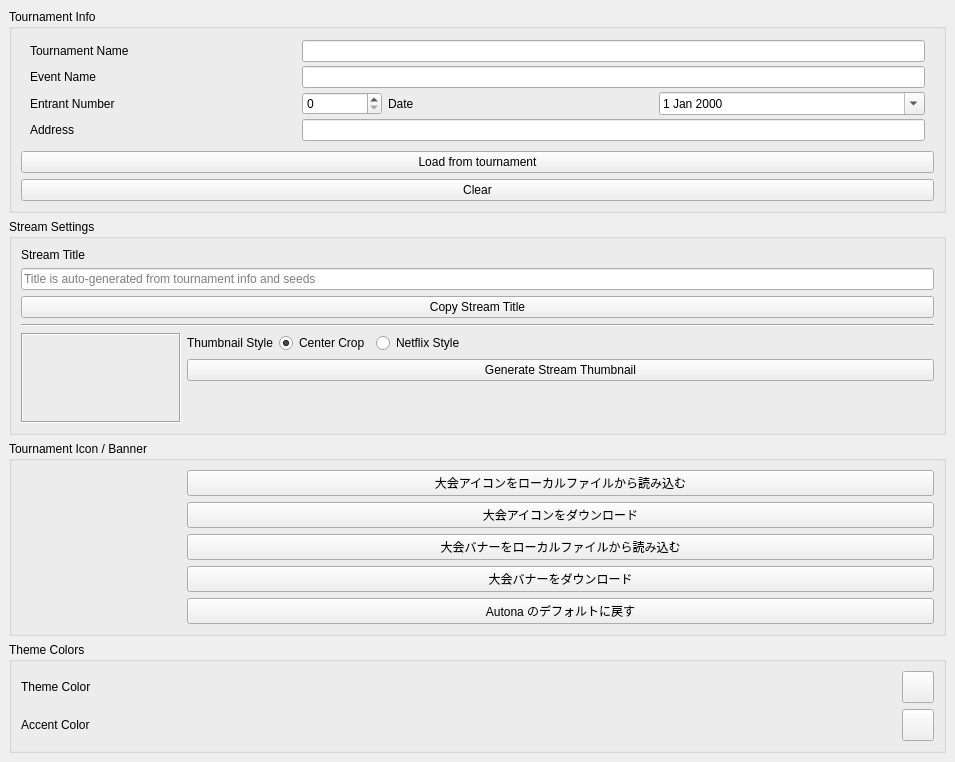
Qt form src/layout/AutonaTournamentInfo.ui (yuya-tagu/Autona) before a commit.
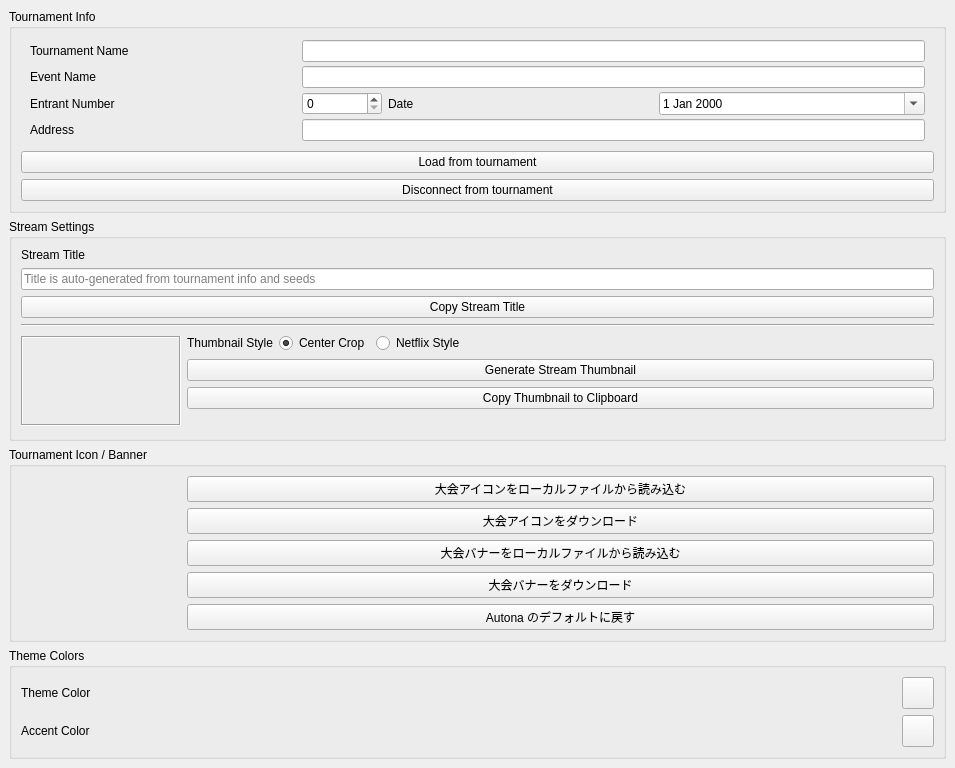
The same form after that commit.

The edit to the form file:
```diff
--- a/src/layout/AutonaTournamentInfo.ui
+++ b/src/layout/AutonaTournamentInfo.ui
@@ -142,7 +142,7 @@
        <item>
         <widget class="QPushButton" name="btClearInfo">
          <property name="text">
-          <string>Clear</string>
+          <string>Disconnect from tournament</string>
          </property>
         </widget>
        </item>
@@ -269,6 +269,13 @@
              </property>
             </widget>
            </item>
+           <item>
+            <widget class="QPushButton" name="btCopyStreamThumbnail">
+             <property name="text">
+              <string>Copy Thumbnail to Clipboard</string>
+             </property>
+            </widget>
+           </item>
            <item>
             <widget class="QLabel" name="streamThumbPath">
              <property name="text">
```
